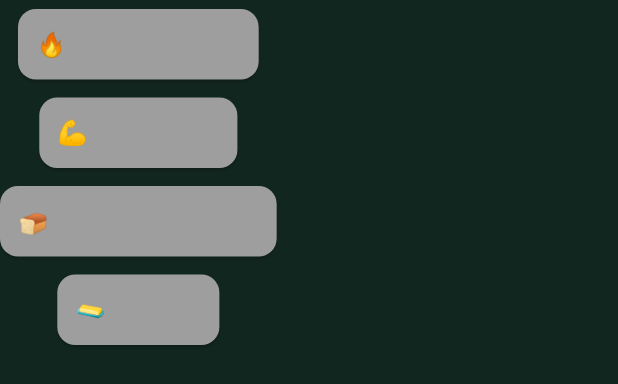
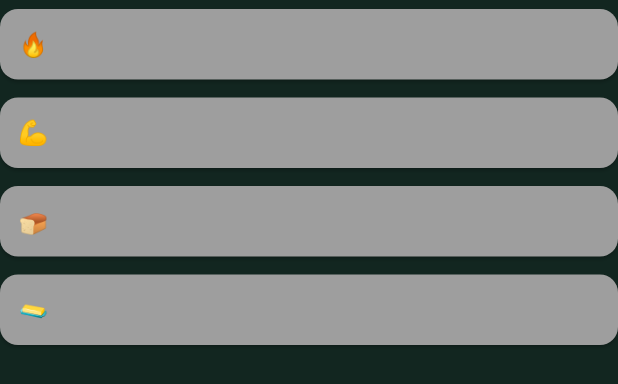
Before and after one commit to DeineBabushka/kuvio-android-app, a Flutter app: the NutritionCard widget shown alone on an empty page, opened directly with empty values, on a phone screen of 412 x 824 dp. Shown: the top 384 px of the screen. Run offline on Flutter 3.47's test engine with Material 3 defaults, Android fonts, the phone set to English and light mode, and no system bars; our stand-ins replace cloud_firestore, firebase_auth, firebase_core, google_sign_in, share_plus; accounts and stored records are empty.

Commit message:
recipe_singleview layout got reworked

```diff
--- a/lib/screens/comment_screen.dart
+++ b/lib/screens/comment_screen.dart
@@ -119,6 +119,7 @@ class _CommentScreenState extends State<CommentScreen> {
                               builder: (_) => RecipeDetailScreen(
                                 recipe: cwr.recipe,
                                 recipeId: cwr.recipe.id,
+                                heroTag: 'comment-${cwr.recipe.id}',
                               ),
                             ),
                           );
--- a/lib/screens/favorites_screen.dart
+++ b/lib/screens/favorites_screen.dart
@@ -278,6 +278,7 @@ class _FavoritesScreenState extends State<FavoritesScreen> {
                                     builder: (context) => RecipeDetailScreen(
                                       recipe: recipe,
                                       recipeId: recipe.id,
+                                      heroTag: 'fav-${recipe.id}',
                                     ),
                                   ),
                                 );
--- a/lib/widgets/nutrition_card.dart
+++ b/lib/widgets/nutrition_card.dart
@@ -28,6 +28,7 @@ class NutritionCard extends StatelessWidget {
     ];
 
     return Column(
+      crossAxisAlignment: CrossAxisAlignment.start,
       children: values
           .map((info) => Card(
                 color: cardColor,
@@ -37,8 +38,13 @@ class NutritionCard extends StatelessWidget {
                 elevation: 1,
                 child: Padding(
                   padding: const EdgeInsets.all(12.0),
-                  child: Text(info,
-                      style: TextStyle(fontSize: 16, color: textColor)),
+                  child: Align(
+                    alignment: Alignment.centerLeft,
+                    child: Text(
+                      info,
+                      style: TextStyle(fontSize: 16, color: textColor),
+                    ),
+                  ),
                 ),
               ))
           .toList(),
```
Also changed, not shown: lib/screens/filtered_recipes_screen.dart (+17 -5 lines), lib/screens/recipes_singleview_screen.dart (+19 -11 lines), pubspec.lock.
